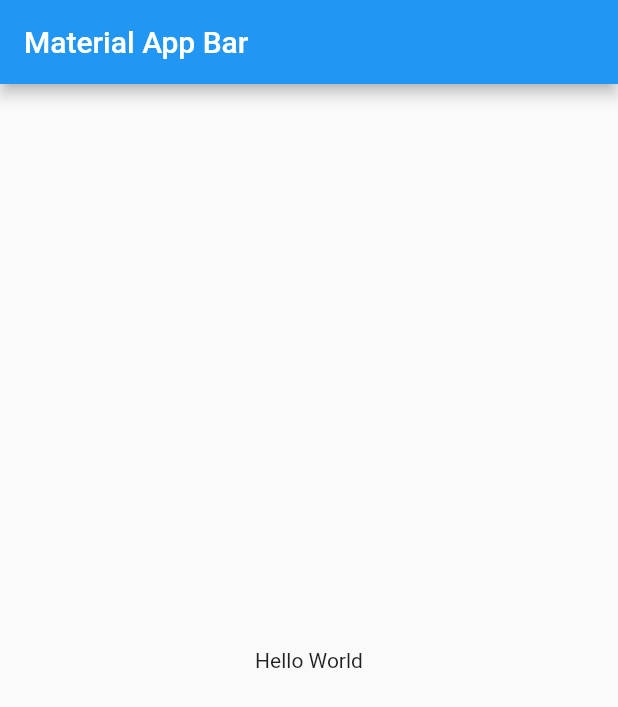
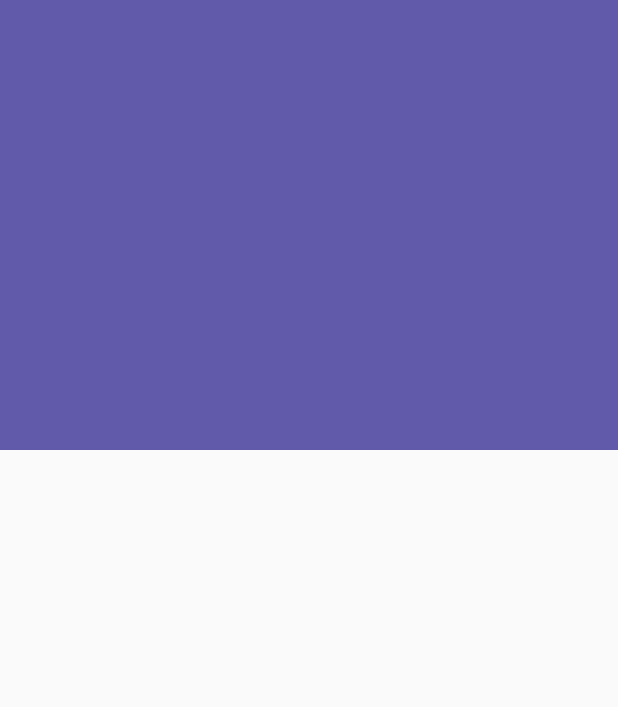
Before and after one commit to CesarArellano/Curso-Flutter-Intermedio, a Flutter app: the screen it shows after launch, on a phone screen of 412 x 824 dp. Shown: the top 707 px of the screen. Run offline on Flutter 3.47's test engine with Material 2 defaults, Android fonts, the phone set to English and light mode, and no system bars.

Commit message:
Creating Square Header

```diff
--- a/disenos_app/lib/main.dart
+++ b/disenos_app/lib/main.dart
@@ -1,21 +1,15 @@
 import 'package:flutter/material.dart';
+import 'package:disenos_app/src/pages/headers_page.dart';
+
 void main() => runApp(MyApp());
 
 class MyApp extends StatelessWidget {
   @override
   Widget build(BuildContext context) {
     return MaterialApp(
+      debugShowCheckedModeBanner: false,
       title: 'Material App',
-      home: Scaffold(
-        appBar: AppBar(
-          title: Text('Material App Bar'),
-        ),
-        body: Center(
-          child: Container(
-            child: Text('Hello World'),
-          ),
-        ),
-      ),
+      home: HeadersPage()
     );
   }
 }
--- /dev/null
+++ b/disenos_app/lib/src/pages/headers_page.dart
@@ -0,0 +1,13 @@
+import 'package:flutter/material.dart';
+
+import 'package:disenos_app/src/widgets/headers.dart';
+
+class HeadersPage extends StatelessWidget {
+
+  @override
+  Widget build(BuildContext context) {
+    return Scaffold(
+      body: SquareHeader()
+    );
+  }
+}
--- /dev/null
+++ b/disenos_app/lib/src/widgets/headers.dart
@@ -0,0 +1,12 @@
+import 'package:flutter/material.dart';
+
+class SquareHeader extends StatelessWidget {
+
+  @override
+  Widget build(BuildContext context) {
+    return Container(
+      height: 300,
+      color: Color(0xff615AAB),
+    );
+  }
+}
```
